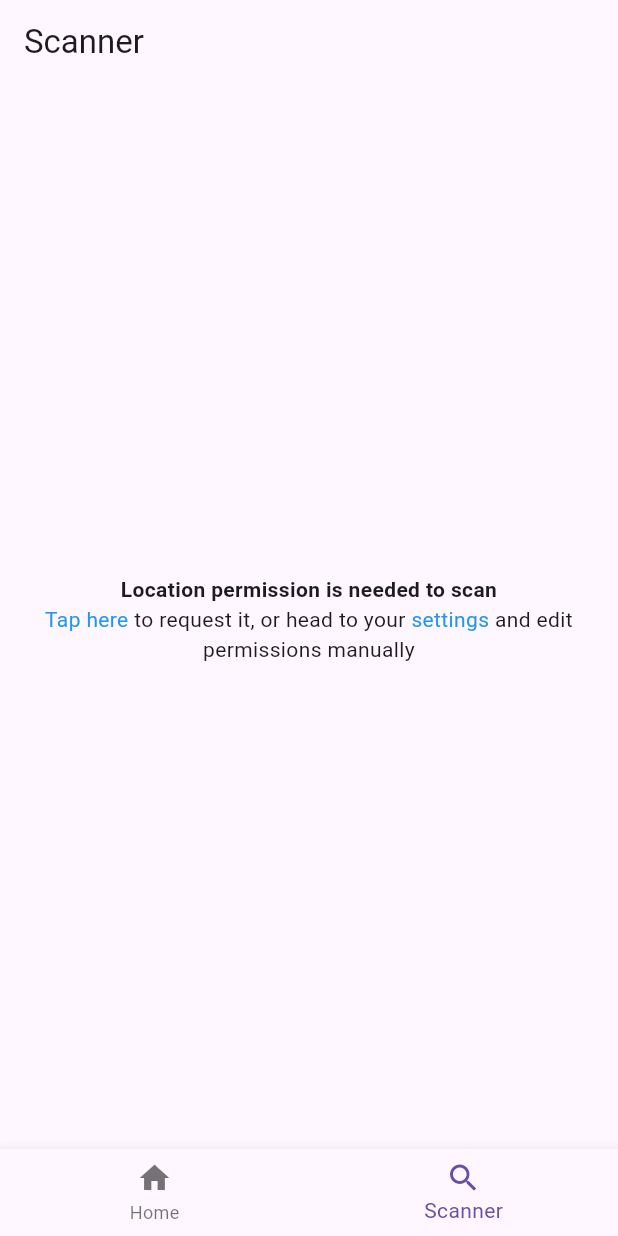
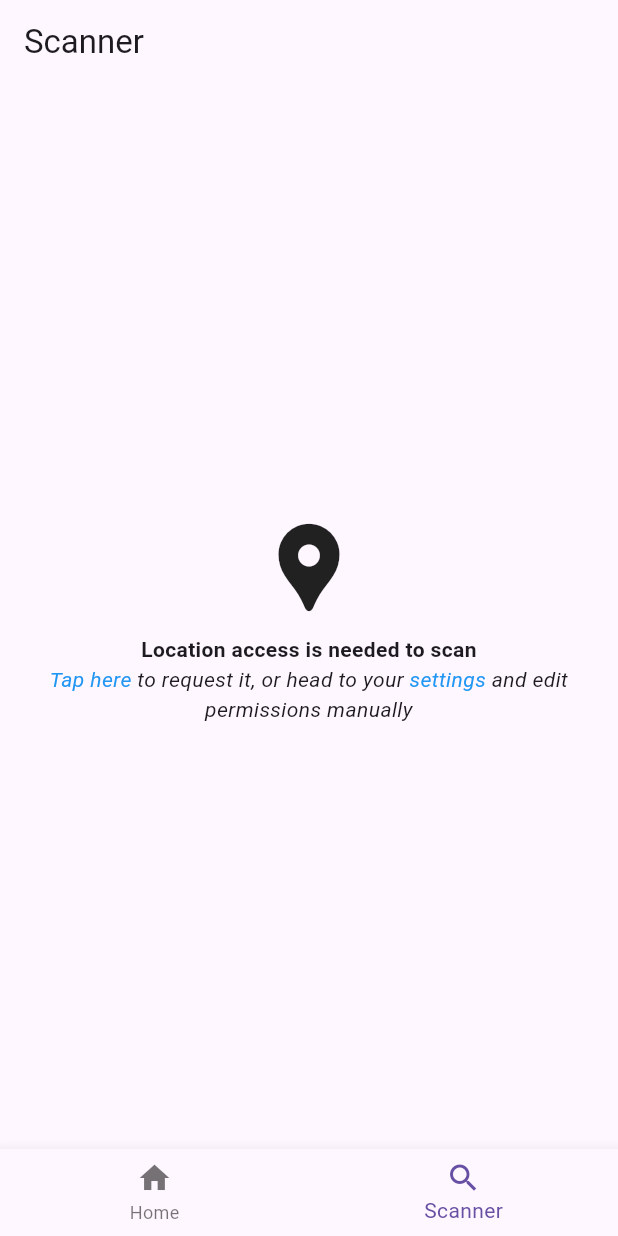
Before and after one commit to dossalab/flutter-ble-sandbox, a Flutter app: the screen it shows after launch, item 2 of the bottom bar chosen, on a phone screen of 412 x 824 dp. Run offline on Flutter 3.47's test engine with Material 3 defaults, Android fonts, the phone set to English and light mode, and no system bars; our stand-ins replace permission_handler; missing offline and left inert: android_intent, flutter_reactive_ble.

Commit message:
couple of changes in empty state UI

```diff
--- a/lib/ui/fragments/scanner.dart
+++ b/lib/ui/fragments/scanner.dart
@@ -30,7 +30,7 @@ class _ScannerContents extends StatelessWidget {
         builder: (context, ble, _) => ble.isBluetoothDisabled
             ? const EmptyState(
                 icon: Icons.bluetooth_disabled,
-                caption: Text('Bluetooth is disabled'),
+                reason: 'Bluetooth is disabled',
               )
             : ble.isScanningAllowed
                 ? _DeviceList()
@@ -58,13 +58,9 @@ class _PermissionRequestFragment extends StatelessWidget {
   Widget build(BuildContext context) {
     final ble = Provider.of<BleProvider>(context, listen: false);
     return EmptyState(
-        caption: RichText(
-            textAlign: TextAlign.center,
-            text:
-                TextSpan(style: DefaultTextStyle.of(context).style, children: [
-              const TextSpan(
-                  style: TextStyle(fontWeight: FontWeight.bold),
-                  text: 'Location permission is needed to scan\n'),
+        icon: Icons.location_pin,
+        reason: 'Location access is needed to scan',
+        hint: Text.rich(TextSpan(children: [
           TextSpan(
               text: 'Tap here',
               style: const TextStyle(color: Colors.blue),
@@ -92,10 +88,8 @@ class _DeviceList extends StatelessWidget {
       builder: (context, ble, _) => ble.discoveredDevices.isEmpty
           ? const EmptyState(
               icon: Icons.sync,
-              caption: Text(
-                'No devices discovered yet.\nTry scanning!',
-                textAlign: TextAlign.center,
-              ))
+              reason: 'No devices discovered',
+              hint: Text('Try scanning!'))
           : RefreshIndicator(
               notificationPredicate: (_) => !ble.isScanning,
               onRefresh: () async {
--- a/lib/ui/widgets/empty_state.dart
+++ b/lib/ui/widgets/empty_state.dart
@@ -1,22 +1,33 @@
 import 'package:flutter/material.dart';
 
 class EmptyState extends StatelessWidget {
-  final IconData? icon;
-  final Widget caption;
+  final IconData icon;
+  final String reason;
+  final Widget? hint;
 
-  const EmptyState({super.key, this.icon, required this.caption});
+  const EmptyState(
+      {super.key, required this.icon, required this.reason, this.hint});
 
   @override
   Widget build(BuildContext context) => Container(
       alignment: Alignment.center,
-      padding: const EdgeInsets.all(20.0),
+      padding: const EdgeInsets.all(25.0),
       child: Column(mainAxisAlignment: MainAxisAlignment.center, children: [
-        icon != null
-            ? Icon(
-                icon,
-                size: 70.0,
-              )
+        Icon(
+          icon,
+          size: 70.0,
+        ),
+        const SizedBox(height: 10),
+        Text(
+          reason,
+          style: const TextStyle(fontWeight: FontWeight.bold),
+          textAlign: TextAlign.center,
+        ),
+        hint != null
+            ? DefaultTextStyle.merge(
+                style: const TextStyle(fontStyle: FontStyle.italic),
+                textAlign: TextAlign.center,
+                child: hint!)
             : Container(),
-        caption
       ]));
 }
```
Lines whose indentation alone changed are shown as unchanged.
